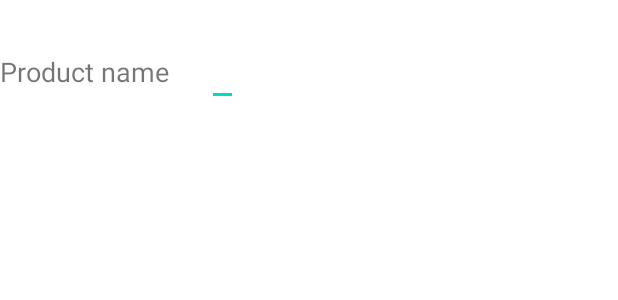
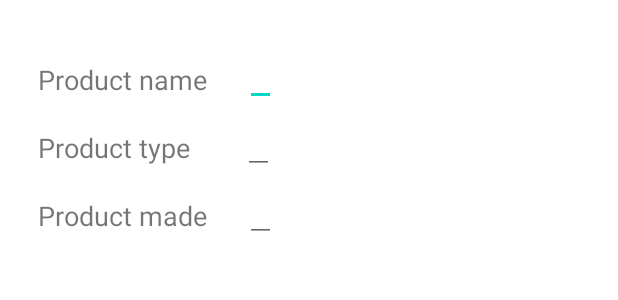
Before and after one commit to Arturo0911/SpringRoadMap, an Android app: the layout list_product_customized.xml on its own in the app's theme, with its tools: preview values and no code run, on a phone screen of 412 x 824 dp. Shown: the top 300 px of the screen. Run offline under Robolectric (Android 15) with nearby library versions, the phone set to English and light mode, and no system bars.

Commit message:
still finished

```diff
--- a/client-android/SpringClent/app/src/main/java/com/example/springclient/properties/ProductList.java
+++ b/client-android/SpringClent/app/src/main/java/com/example/springclient/properties/ProductList.java
@@ -5,7 +5,7 @@ import java.util.ArrayList;
 public class ProductList {
 
 
-    public static ArrayList<Liquor> liquorList = new ArrayList<>();
+    public static ArrayList<Liquor> liquorList = new ArrayList<Liquor>();
 
 
 }
--- a/client-android/SpringClent/app/src/main/res/layout/list_product_customized.xml
+++ b/client-android/SpringClent/app/src/main/res/layout/list_product_customized.xml
@@ -6,8 +6,11 @@
     <LinearLayout
         android:layout_width="match_parent"
         android:layout_marginTop="25dp"
+        android:layout_marginBottom="25dp"
+        android:orientation="vertical"
         android:layout_height="wrap_content">
         <LinearLayout
+            android:layout_marginStart="25dp"
             android:layout_width="wrap_content"
             android:layout_height="wrap_content"
             android:orientation="horizontal">
@@ -16,6 +19,7 @@
                 android:layout_height="wrap_content"
                 android:text="@string/product_name"
                 android:textSize="18sp"
+                android:layout_marginTop="5dp"
                 >
 
             </TextView>
@@ -26,5 +30,48 @@
                 android:layout_height="wrap_content">
             </EditText>
         </LinearLayout>
+        <LinearLayout
+            android:layout_marginStart="25dp"
+            android:layout_width="wrap_content"
+            android:layout_height="wrap_content"
+            android:orientation="horizontal">
+            <TextView
+                android:layout_width="wrap_content"
+                android:layout_height="wrap_content"
+                android:layout_marginTop="5dp"
+                android:text="@string/product_type"
+                android:textSize="18sp"
+                >
+
+            </TextView>
+            <EditText
+                android:id="@+id/productTypeSet"
+                android:layout_marginStart="35dp"
+                android:layout_width="wrap_content"
+                android:layout_height="wrap_content">
+            </EditText>
+        </LinearLayout>
+        <LinearLayout
+            android:layout_marginStart="25dp"
+            android:layout_width="wrap_content"
+            android:layout_height="wrap_content"
+            android:orientation="horizontal">
+            <TextView
+                android:layout_width="wrap_content"
+                android:layout_height="wrap_content"
+                android:text="@string/product_made"
+                android:layout_marginTop="5dp"
+                android:textSize="18sp"
+                >
+
+            </TextView>
+            <EditText
+                android:id="@+id/productMadeSet"
+                android:layout_marginStart="25dp"
+                android:layout_width="wrap_content"
+                android:layout_height="wrap_content">
+            </EditText>
+        </LinearLayout>
+
     </LinearLayout>
 </LinearLayout>
--- a/client-android/SpringClent/app/src/main/res/layout/list_product_items.xml
+++ b/client-android/SpringClent/app/src/main/res/layout/list_product_items.xml
@@ -22,5 +22,7 @@
         android:onClick="returnMain"
         android:textColor="@color/white"
         android:textColorHint="@color/white"
-        android:textSize="20sp"></Button>
+        android:textSize="20sp">
+
+    </Button>
 </LinearLayout>
```
Also changed, not shown: client-android/SpringClent/app/src/main/java/com/example/springclient/ListProductCustomized.java (+37 -39 lines), client-android/SpringClent/app/src/main/java/com/example/springclient/ListProductsItems.java (+27 -21 lines), client-android/SpringClent/app/src/main/java/com/example/springclient/MainActivity.java (+76 -7 lines), client-android/SpringClent/app/src/main/java/com/example/springclient/properties/Liquor.java (+7 -8 lines).
